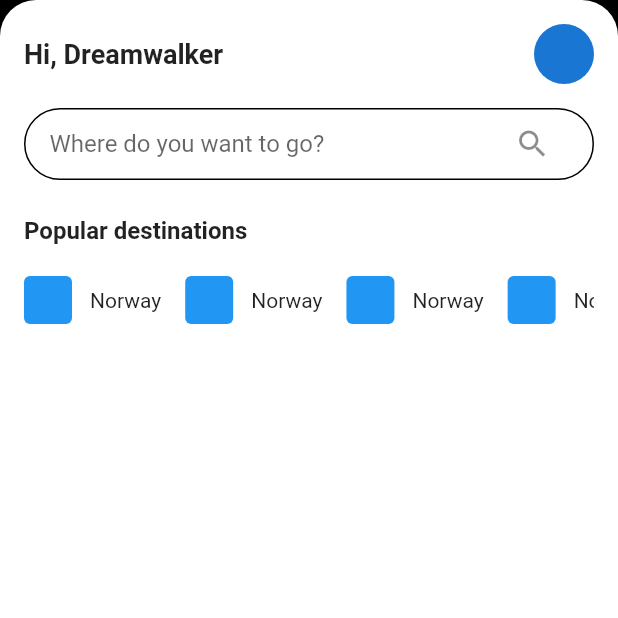
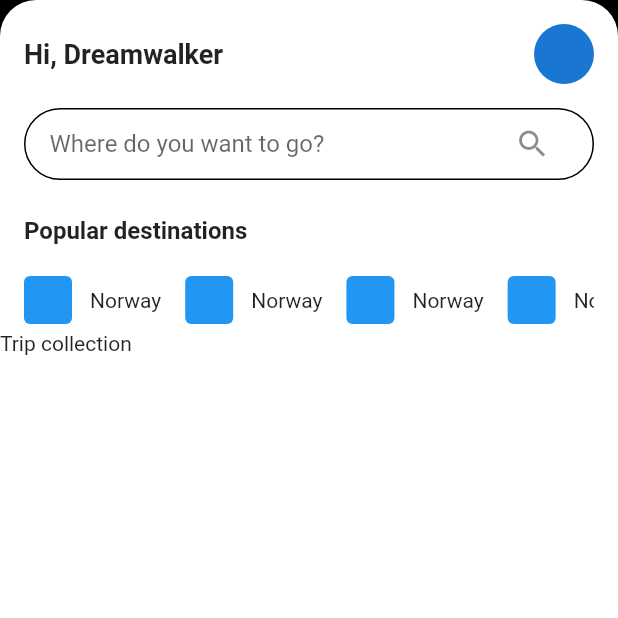
Before and after one commit to JAICHANGPARK/flutter_notebook_18th_story, a Flutter app: the RentalMainPage screen opened by its route, on a phone screen of 412 x 824 dp, the top half of it. Run offline on Flutter 3.47's test engine with Material 2 defaults, Android fonts, the phone set to English and light mode, and no system bars; our stand-ins replace flutter_riverpod, go_router.

Commit message:
Update rental_main_page.dart

```diff
--- a/lib/ep1051_travel_car_rental_app/src/ui/rental_main_page.dart
+++ b/lib/ep1051_travel_car_rental_app/src/ui/rental_main_page.dart
@@ -104,6 +104,19 @@ class _RentalMainPageState extends State<RentalMainPage> {
                       ),
                     ),
                   ),
+
+                  Column(
+                    crossAxisAlignment: CrossAxisAlignment.start,
+                    children: [
+                      Text("Trip collection"),
+                      Container(
+                        height: 120,
+                        decoration: BoxDecoration(
+                          borderRadius: BorderRadius.circular(8),
+                        ),
+                      )
+                    ],
+                  )
                 ],
               ),
             )),
```
